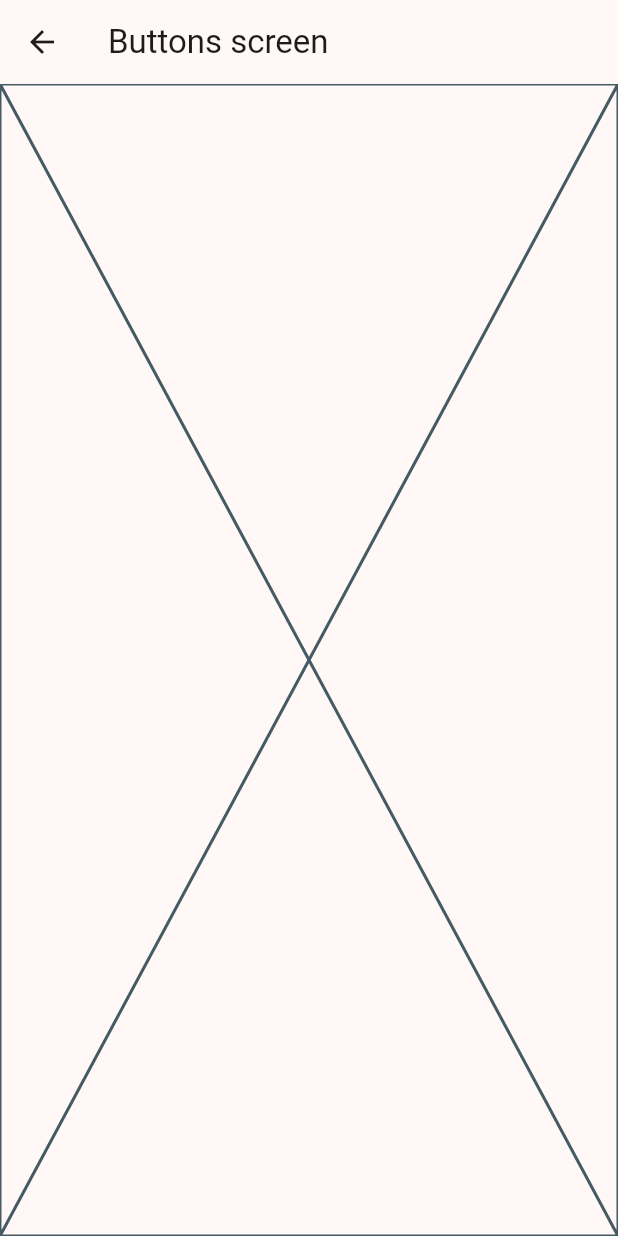
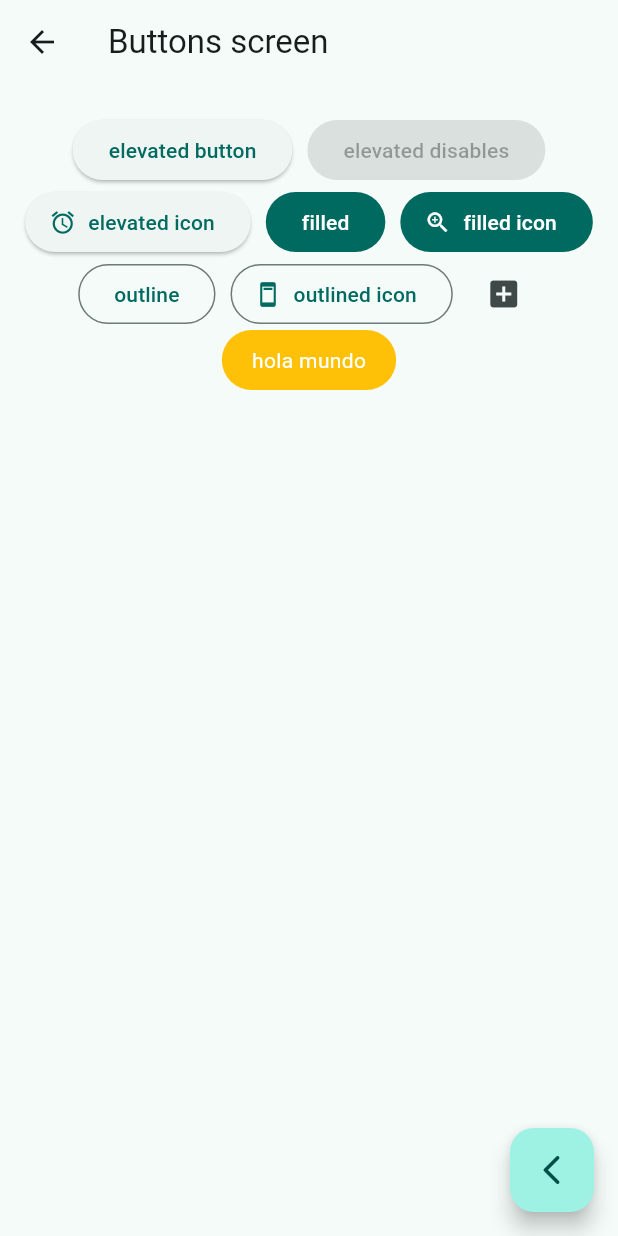
Before and after one commit to Sebagodirio/widgets_app, a Flutter app: the screen it shows after launch, after a tap on "Botones", on a phone screen of 412 x 824 dp. Run offline on Flutter 3.47's test engine with Material 2 defaults, Android fonts, the phone set to English and light mode, and no system bars; our stand-ins replace go_router.

Commit message:
add buttons screen

```diff
--- a/lib/main.dart
+++ b/lib/main.dart
@@ -14,7 +14,7 @@ class MainApp extends StatelessWidget {
     return MaterialApp.router(
       routerConfig: appRouter,
       debugShowCheckedModeBanner: false,
-      theme: AppTheme(selectedColor: 3).getTheme(),
+      theme: AppTheme(selectedColor: 1).getTheme(),
     );
   }
 }
--- a/lib/presentation/screens/buttons/buttons_screen.dart
+++ b/lib/presentation/screens/buttons/buttons_screen.dart
@@ -1,4 +1,5 @@
 import 'package:flutter/material.dart';
+import 'package:go_router/go_router.dart';
 
 class ButtonsScreen extends StatelessWidget {
   const ButtonsScreen({super.key});
@@ -9,7 +10,63 @@ class ButtonsScreen extends StatelessWidget {
       appBar: AppBar(
         title: const Text('Buttons screen'),
       ),
-      body: const Placeholder(),
+      body: const _ButtonsView(),
+      floatingActionButton: FloatingActionButton(
+        child: const Icon(Icons.arrow_back_ios_rounded),
+        onPressed: () {
+          context.pop();
+        },
+      ),
     );
   }
 }
+
+class _ButtonsView extends StatelessWidget {
+  const _ButtonsView();
+
+  @override
+  Widget build(BuildContext context) {
+    return SizedBox(
+      width: double.infinity,
+      child: Padding(
+        padding: const EdgeInsets.symmetric(horizontal: 10, vertical: 20),
+        child: Wrap(
+          spacing: 10,
+          alignment: WrapAlignment.center,
+          children: [
+            ElevatedButton(onPressed: () {}, child: const Text('elevated button')),
+            const ElevatedButton(onPressed: null, child: Text('elevated disables')),
+            ElevatedButton.icon(onPressed: (){}, icon: const Icon(Icons.access_alarm), label: const Text('elevated icon'),),
+            FilledButton(onPressed: (){}, child: const Text('filled')),
+            FilledButton.icon(onPressed: (){}, icon: const Icon(Icons.zoom_in_outlined), label: const Text('filled icon'),),
+            OutlinedButton(onPressed: (){}, child: const Text('outline')),
+            OutlinedButton.icon(onPressed: (){}, icon: const Icon(Icons.ad_units), label: const Text('outlined icon'),),
+            IconButton(onPressed: (){}, icon: const Icon(Icons.add_box)),
+            const CustomButtom()
+          ],
+        ),
+      ),
+    );
+  }
+}
+
+class CustomButtom extends StatelessWidget {
+  const CustomButtom({super.key});
+
+  @override
+  Widget build(BuildContext context) {
+    return ClipRRect(
+      borderRadius: BorderRadius.circular(20),
+      child: Material(
+        color: Colors.amber,
+        child: InkWell(
+          onTap: (){},
+          child: const Padding(
+            padding: EdgeInsets.symmetric(horizontal: 20, vertical: 10),
+            child: Text('hola mundo', style: TextStyle(color: Colors.white)),
+          ),
+        ),
+      ),
+    );
+  }
+}
```
